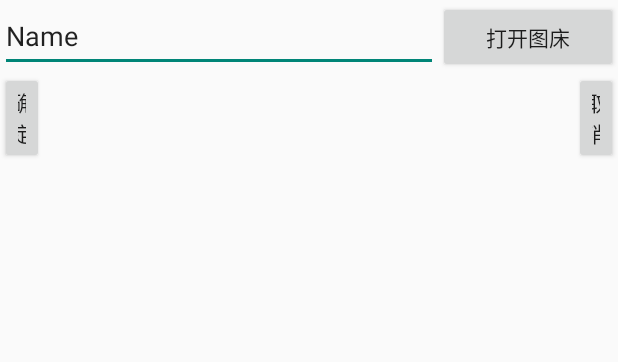
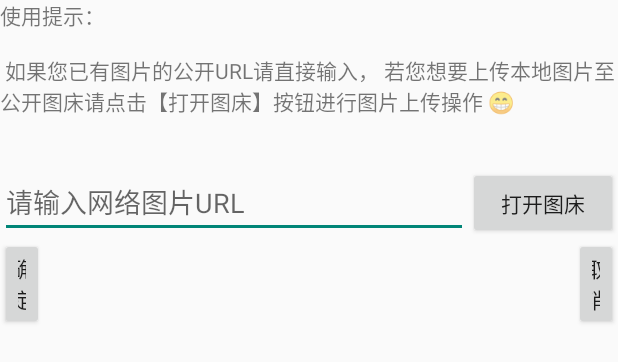
Before and after one commit to upwon/MyAndroidNotepad, an Android app: the layout dialog_layout.xml on its own in the app's theme, with its tools: preview values and no code run, on a phone screen of 412 x 824 dp. Shown: the top 362 px of the screen. Run offline under Robolectric (Android 15) with nearby library versions, the phone set to English and light mode, and no system bars.

Commit message:
自定义dialog样式

```diff
--- a/app/src/main/res/layout/dialog_layout.xml
+++ b/app/src/main/res/layout/dialog_layout.xml
@@ -5,6 +5,12 @@
     android:layout_height="match_parent"
     android:orientation="vertical">
 
+    <TextView
+        android:id="@+id/dialog_input_picture_URL_info"
+        android:layout_width="match_parent"
+        android:layout_height="wrap_content"
+        android:text="@string/dialog_input_picture_info"
+        />
 
     <LinearLayout
         android:layout_width="match_parent"
@@ -19,14 +25,14 @@
             android:ems="10"
             android:hint="请输入网络图片URL"
             android:inputType="textPersonName"
-            android:text="Name"
+            android:text=""
 
             />
 
 
         <Button
             android:id="@+id/open_picture_bed_activity"
-            android:layout_width="120dp"
+            android:layout_width="100dp"
             android:layout_height="wrap_content"
             android:text="打开图床"
 
--- a/app/src/main/res/values/strings.xml
+++ b/app/src/main/res/values/strings.xml
@@ -1,4 +1,6 @@
 <resources>
     <string name="app_name">我的笔记</string>
     <string name="app_search">搜索笔记</string>
+    <string name="dialog_input_picture_info">使用提示：\n\n 如果您已有图片的公开URL请直接输入，
+        若您想要上传本地图片至公开图床请点击【打开图床】按钮进行图片上传操作 😁\n\n</string>
 </resources>
```
Also changed, not shown: app/src/main/java/com/example/myandroidnotes/AddActivity.java (+9 -2 lines), app/src/main/res/anim/anim_in.xml (added, +12 -0 lines), app/src/main/res/anim/anim_out.xml (added, +12 -0 lines), app/src/main/res/values-night/styles.xml (+38 -1 lines), app/src/main/res/values/styles.xml (+14 -6 lines).
